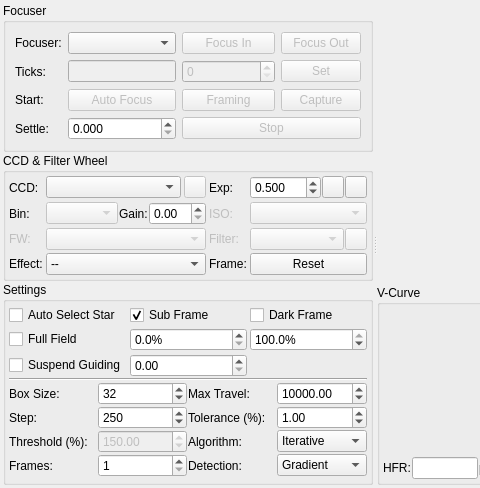
This is kstars/ekos/focus/focus.ui in KDE/kstars as Qt 5 draws it before an edit; both pictures show x 0 to 480 and y 0 to 488 of the 700 by 488 pixel window. The edited form follows.
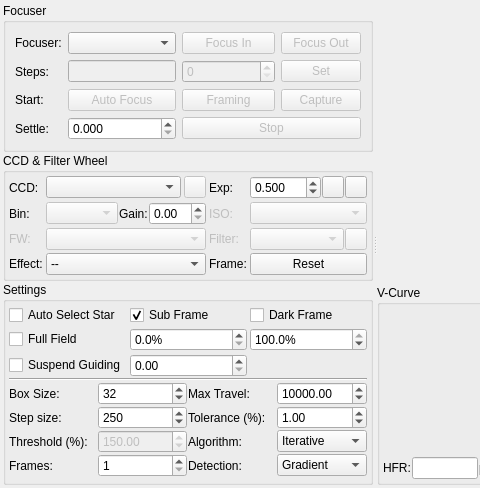
This is the edited form. Icons and pictures are not drawn. Custom widgets are drawn as their Qt base class.

Commit message: Use steps instead of ticks

Diff of the .ui file:
```diff
--- a/kstars/ekos/focus/focus.ui
+++ b/kstars/ekos/focus/focus.ui
@@ -75,7 +75,7 @@
           <item row="1" column="0">
            <widget class="QLabel" name="label_16">
             <property name="text">
-             <string>Ticks:</string>
+             <string>Steps:</string>
             </property>
            </widget>
           </item>
@@ -721,7 +721,7 @@
                <string/>
               </property>
               <property name="text">
-               <string>Step:</string>
+               <string>Step size:</string>
               </property>
              </widget>
             </item>
```
Left out of the diff: 2 changed lines with no effect on the pictures.
